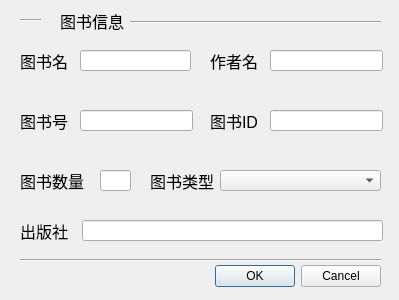
This is LibraryManager/bookinformationmanageradddatadialog.ui in Guodanding/713topteam_LibraryManagerSystem as Qt 5 draws it before an edit. The edited form follows.
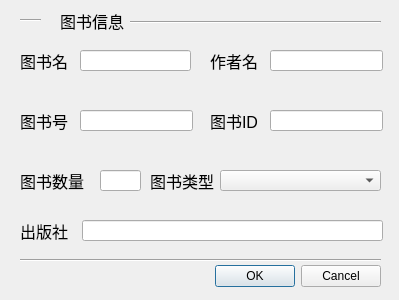
This is the edited form.

```diff
--- a/LibraryManager/bookinformationmanageradddatadialog.ui
+++ b/LibraryManager/bookinformationmanageradddatadialog.ui
@@ -121,7 +121,7 @@
     <rect>
      <x>100</x>
      <y>170</y>
-     <width>31</width>
+     <width>41</width>
      <height>21</height>
     </rect>
    </property>
```
